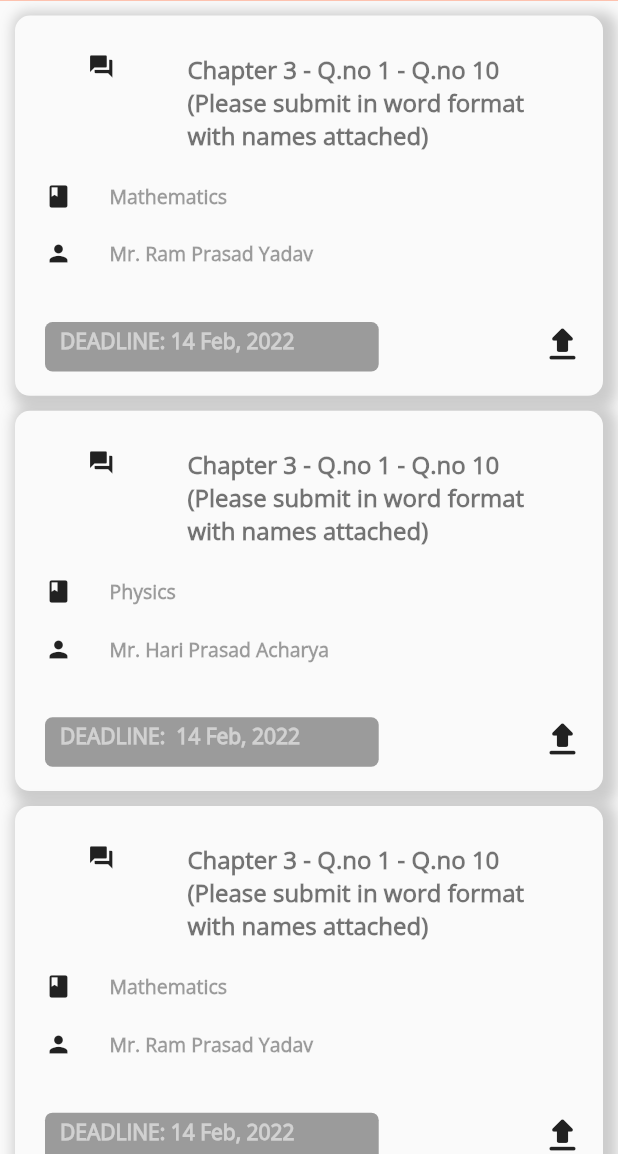
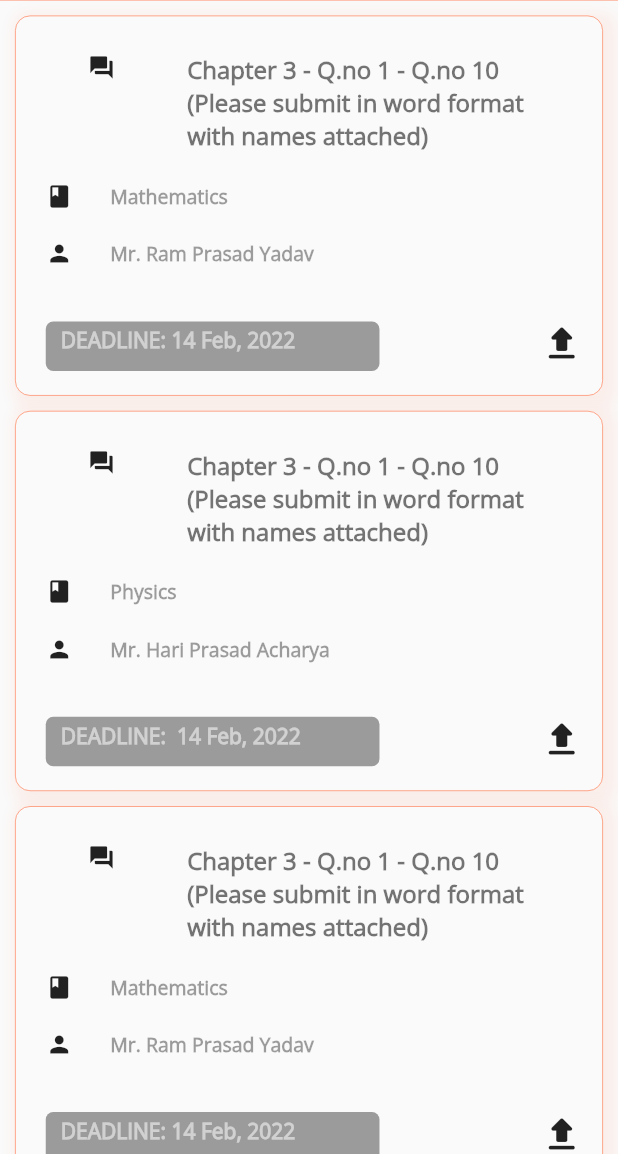
Before and after one commit to kalind7/Excel_public_school, a Flutter app: the Assignment screen opened by its route, on a phone screen of 412 x 824 dp, the part 82-1236 px from its top. Run offline on Flutter 3.47's test engine with Material 2 defaults, Android fonts, the phone set to English and light mode, and no system bars; our stand-ins replace fluttertoast, form_field_validator, get, hexcolor, pie_chart, shared_preferences and 1 more; missing offline and left inert: nepali_date_picker; accounts and stored records are empty; project files that could hold a hidden picture were left out.

Commit message:
final code

```diff
--- a/lib/ui_pages/assignment.dart
+++ b/lib/ui_pages/assignment.dart
@@ -1,6 +1,7 @@
 import 'package:flutter/material.dart';
 import 'package:hexcolor/hexcolor.dart';
 import 'package:new_project_work/models/assignment_list.dart';
+import 'package:new_project_work/utils/color.dart';
 import 'package:new_project_work/widgets/appbar.dart';
 import 'package:new_project_work/widgets/logout_popup.dart';
 
@@ -67,9 +68,10 @@ class Assignment extends StatelessWidget {
               decoration: BoxDecoration(
                   color: Colors.grey[50],
                   borderRadius: BorderRadius.circular(10.0),
+                  border: Border.all(color: orangeOne, width: 0.5),
                   boxShadow: [
                     BoxShadow(
-                      color: Colors.grey.withOpacity(.5),
+                      color: orangeOne.withOpacity(0.1),
                       spreadRadius: 5,
                       blurRadius: 7,
                       offset:
```
Also changed, not shown: lib/widgets/category_drawer.dart (+13 -9 lines).
